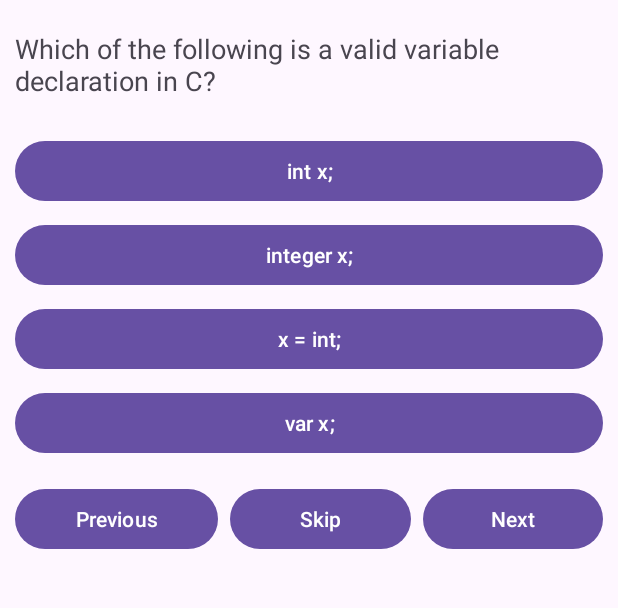
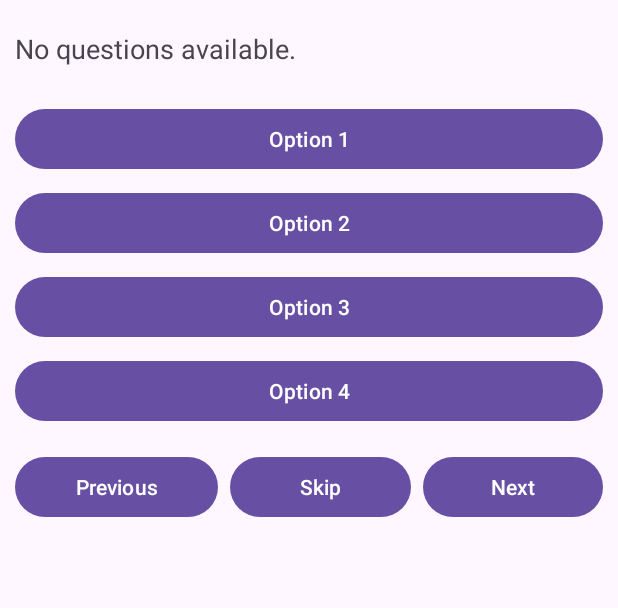
Before and after one commit to ycvinay/QuizApp, an Android app: the HomeActivity screen opened directly, with no data from a screen before it, after a tap on "Start C Quiz", on a phone screen of 412 x 824 dp, the part 111-719 px from its top. Run offline under Robolectric (Android 15) with nearby library versions, the phone set to English and light mode, and no system bars; our stand-ins replace Room's generated code.

Commit message:
revert back

```diff
--- a/app/src/main/java/com/example/quizapp/CQuizActivity.java
+++ /dev/null
@@ -1,107 +0,0 @@
-package com.example.quizapp;
-
-import android.os.AsyncTask;
-import android.os.Bundle;
-import android.widget.Button;
-import android.widget.TextView;
-
-import androidx.appcompat.app.AppCompatActivity;
-import androidx.appcompat.widget.Toolbar;
-
-import com.example.quizapp.database.DatabaseInitializer;
-import com.example.quizapp.database.QuizDB;
-import com.example.quizapp.model.Question;
-
-import java.util.List;
-import java.util.concurrent.ExecutorService;
-import java.util.concurrent.Executors;
-
-public class CQuizActivity extends AppCompatActivity {
-
-    private TextView tvQuestion;
-    private Button btnOption1, btnOption2, btnOption3, btnOption4;
-    private Button btnNext, btnPrevious, btnSkip;
-
-    private List<Question> questionList;
-    private int currentQuestionIndex = 0;
-    private Button selectedButton = null;
-
-    private QuizDB db;
-
-    private final ExecutorService executor = Executors.newSingleThreadExecutor();
-
-    @Override
-    protected void onCreate(Bundle savedInstanceState) {
-        super.onCreate(savedInstanceState);
-        setContentView(R.layout.activity_cquiz);
-
-        Toolbar toolbar = findViewById(R.id.toolbar);
-        setSupportActionBar(toolbar);
-
-        tvQuestion = findViewById(R.id.tvQuestion);
-        btnOption1 = findViewById(R.id.btnOption1);
-        btnOption2 = findViewById(R.id.btnOption2);
-        btnOption3 = findViewById(R.id.btnOption3);
-        btnOption4 = findViewById(R.id.btnOption4);
-        btnNext = findViewById(R.id.btnNext);
-        btnPrevious = findViewById(R.id.btnPrevious);
-        btnSkip = findViewById(R.id.btnSkip);
-
-        db = QuizDB.getDatabase(this);
-
-        DatabaseInitializer.populateDB(db);
-        loadCQuestion();
-        btnNext.setOnClickListener(v -> navigateToNextQuestion());
-        btnPrevious.setOnClickListener(v -> navigateToPrevioueQuestion());
-        btnSkip.setOnClickListener(v -> skipQuestion());
-
-
-    }
-
-    private void loadCQuestion() {
-        executor.execute( () -> {
-            questionList = db.questionDao().getQuestionsByCategory("C");
-
-            runOnUiThread(() -> {
-                displayQuestion();
-            });
-
-        });
-    }
-
-    private void displayQuestion() {
-        if (currentQuestionIndex >= 0 && currentQuestionIndex < questionList.size()) {
-            Question currentQuestion = questionList.get(currentQuestionIndex);
-
-            tvQuestion.setText(currentQuestion.getQuestion());
-            btnOption1.setText(currentQuestion.getOption1());
-            btnOption2.setText(currentQuestion.getOption2());
-            btnOption3.setText(currentQuestion.getOption3());
-            btnOption4.setText(currentQuestion.getOption4());
-
-        }
-
-        }
-
-    private void navigateToNextQuestion() {
-        if (currentQuestionIndex < questionList.size() - 1) {
-            currentQuestionIndex++;
-            displayQuestion();
-        }
-
-    }
-
-    private void navigateToPrevioueQuestion() {
-        if (currentQuestionIndex > 0) {
-            currentQuestionIndex--;
-            displayQuestion();
-        }
-
-    }
-
-
-    private void skipQuestion() {
-        navigateToNextQuestion();
-    }
-
-}
--- a/app/src/main/java/com/example/quizapp/HomeActivity.java
+++ b/app/src/main/java/com/example/quizapp/HomeActivity.java
@@ -45,7 +45,8 @@ public class HomeActivity extends AppCompatActivity {
         btnResources = findViewById(R.id.btnResources);
 
         btnStartCQuiz.setOnClickListener(v -> {
-            Intent intent = new Intent(HomeActivity.this, CQuizActivity.class);
+            Intent intent = new Intent(HomeActivity.this, QuizActivity.class);
+            intent.putExtra("QUIZ_CATEGORY", "C");
             startActivity(intent);
         });
 
--- a/app/src/main/java/com/example/quizapp/QuizActivity.java
+++ b/app/src/main/java/com/example/quizapp/QuizActivity.java
@@ -2,8 +2,10 @@ package com.example.quizapp;
 
 import android.content.Intent;
 import android.os.Bundle;
+import android.util.Log;
 import android.widget.Button;
 import android.widget.TextView;
+import android.widget.Toast;
 
 import androidx.appcompat.app.AppCompatActivity;
 import androidx.appcompat.widget.Toolbar;
@@ -23,8 +25,7 @@ public class QuizActivity extends AppCompatActivity {
     private Button btnNext, btnPrevious, btnSkip;
 
     private List<Question> questionList;
-    private int currentQuestionIndex;
-    private Button selectedBtn = null;
+    private int currentQuestionIndex = 0;  // Initialize to 0
 
     private String category;
     private QuizDB db;
@@ -53,38 +54,33 @@ public class QuizActivity extends AppCompatActivity {
 
         db = QuizDB.getDatabase(this);
 
-        DatabaseInitializer.populateDB(db);
+        // Commented out to prevent unnecessary database population
+        // DatabaseInitializer.populateDB(db);
+
         loadQuestion();
 
         btnNext.setOnClickListener(v -> navigateToNextQuestion());
-        btnPrevious.setOnClickListener(v -> navigateToPrevioueQuestion());
+        btnPrevious.setOnClickListener(v -> navigateToPreviousQuestion());
         btnSkip.setOnClickListener(v -> skipQuestion());
-
-
     }
 
-    private void loadQuestion(){
-        executor.execute(() ->{
+    private void loadQuestion() {
+        executor.execute(() -> {
             questionList = db.questionDao().getQuestionsByCategory(category);
 
             runOnUiThread(() -> {
-                displayQuestion();
+                if (questionList != null && !questionList.isEmpty()) {
+                    Log.d("QuizActivity", "Number of questions: " + questionList.size());
+                    displayQuestion();
+                } else {
+                    tvQuestion.setText("No questions available.");
+                }
             });
-        });
-    }
-    private void loadCQuestion() {
-        executor.execute( () -> {
-            questionList = db.questionDao().getQuestionsByCategory("C");
-
-            runOnUiThread(() -> {
-                displayQuestion();
-            });
-
         });
     }
 
     private void displayQuestion() {
-        if (currentQuestionIndex >= 0 && currentQuestionIndex < questionList.size()) {
+        if (questionList != null && !questionList.isEmpty() && currentQuestionIndex >= 0 && currentQuestionIndex < questionList.size()) {
             Question currentQuestion = questionList.get(currentQuestionIndex);
 
             tvQuestion.setText(currentQuestion.getQuestion());
@@ -93,29 +89,39 @@ public class QuizActivity extends AppCompatActivity {
             btnOption3.setText(currentQuestion.getOption3());
             btnOption4.setText(currentQuestion.getOption4());
 
+            // Update button states
+            btnNext.setEnabled(currentQuestionIndex < questionList.size() - 1);
+            btnPrevious.setEnabled(currentQuestionIndex > 0);
+        } else {
+            // Handle case where no questions are available
+            tvQuestion.setText("No more questions.");
+            btnOption1.setText("");
+            btnOption2.setText("");
+            btnOption3.setText("");
+            btnOption4.setText("");
         }
-
     }
 
     private void navigateToNextQuestion() {
-        if (currentQuestionIndex < questionList.size() - 1) {
+        if (questionList != null && currentQuestionIndex < questionList.size() - 1) {
             currentQuestionIndex++;
             displayQuestion();
+        } else {
+            Toast.makeText(this, "You have reached the end of the quiz.", Toast.LENGTH_SHORT).show();
+            btnNext.setEnabled(false);  // Disable Next button
         }
-
     }
 
-    private void navigateToPrevioueQuestion() {
-        if (currentQuestionIndex > 0) {
+    private void navigateToPreviousQuestion() {
+        if (questionList != null && currentQuestionIndex > 0) {
             currentQuestionIndex--;
             displayQuestion();
+        } else {
+            Toast.makeText(this, "You are at the first question.", Toast.LENGTH_SHORT).show();
         }
-
     }
-
 
     private void skipQuestion() {
         navigateToNextQuestion();
     }
-
 }
--- a/app/src/main/res/layout/activity_cquiz.xml
+++ /dev/null
@@ -1,93 +0,0 @@
-<?xml version="1.0" encoding="utf-8"?>
-<RelativeLayout xmlns:android="http://schemas.android.com/apk/res/android"
-    android:layout_width="match_parent"
-    android:layout_height="match_parent"
-    android:padding="10dp">
-
-    <!-- Toolbar with back button -->
-    <androidx.appcompat.widget.Toolbar
-        android:id="@+id/toolbar"
-        android:layout_width="match_parent"
-        android:layout_height="wrap_content"
-        android:background="?attr/colorPrimary"
-        android:title="C Quiz"
-        android:titleTextColor="@android:color/black" />
-
-    <!-- Question text -->
-    <TextView
-        android:id="@+id/tvQuestion"
-        android:layout_width="wrap_content"
-        android:layout_height="wrap_content"
-        android:text="Question"
-        android:textSize="18sp"
-        android:layout_below="@+id/toolbar"
-        android:layout_marginBottom="16dp"
-        android:layout_marginTop="20dp"/>
-
-    <!-- Answer options as buttons -->
-
-    <Button
-        android:id="@+id/btnOption1"
-        android:layout_width="match_parent"
-        android:layout_height="wrap_content"
-        android:text="Option 1"
-        android:layout_below="@+id/tvQuestion"
-        android:layout_marginTop="8dp" />
-
-    <Button
-        android:id="@+id/btnOption2"
-        android:layout_width="match_parent"
-        android:layout_height="wrap_content"
-        android:text="Option 2"
-        android:layout_below="@id/btnOption1"
-        android:layout_marginTop="8dp" />
-
-    <Button
-        android:id="@+id/btnOption3"
-        android:layout_width="match_parent"
-        android:layout_height="wrap_content"
-        android:text="Option 3"
-        android:layout_below="@id/btnOption2"
-        android:layout_marginTop="8dp" />
-
-    <Button
-        android:id="@+id/btnOption4"
-        android:layout_width="match_parent"
-        android:layout_height="wrap_content"
-        android:text="Option 4"
-        android:layout_below="@id/btnOption3"
-        android:layout_marginTop="8dp" />
-
-    <!-- Navigation buttons -->
-    <GridLayout
-        android:layout_width="match_parent"
-        android:layout_height="wrap_content"
-        android:rowCount="1"
-        android:columnCount="3"
-        android:layout_below="@+id/btnOption4"
-        android:layout_marginTop="16dp">
-
-        <Button
-            android:id="@+id/btnPrevious"
-            android:layout_width="wrap_content"
-            android:layout_height="wrap_content"
-            android:layout_columnWeight="1"
-            android:text="Previous" />
-
-        <Button
-            android:id="@+id/btnNext"
-            android:layout_width="wrap_content"
-            android:layout_height="wrap_content"
-            android:text="Skip"
-            android:layout_columnWeight="1"
-            android:layout_marginStart="8dp" />
-
-        <Button
-            android:id="@+id/btnSkip"
-            android:layout_width="wrap_content"
-            android:layout_height="wrap_content"
-            android:text="Next"
-            android:layout_columnWeight="1"
-            android:layout_marginStart="8dp" />
-    </GridLayout>
-</RelativeLayout>
```
Also changed, not shown: app/src/main/java/com/example/quizapp/Categories.java (+1 -38 lines).
